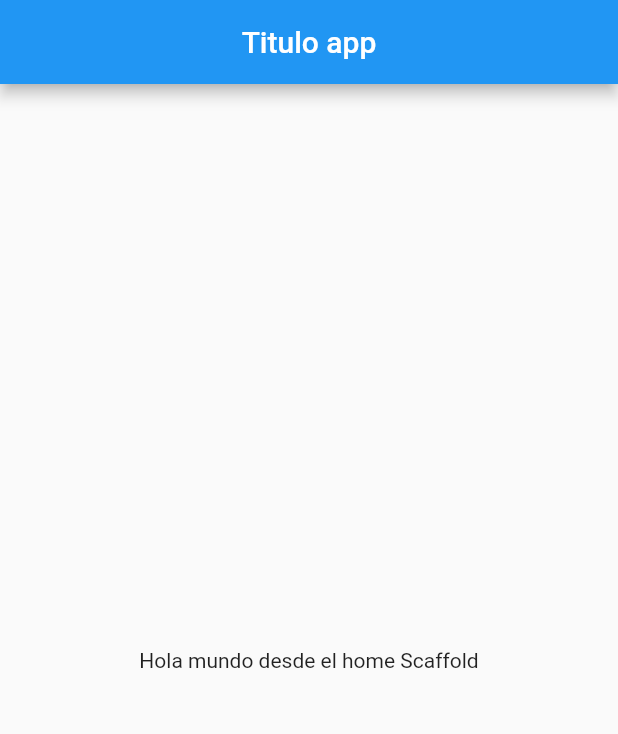
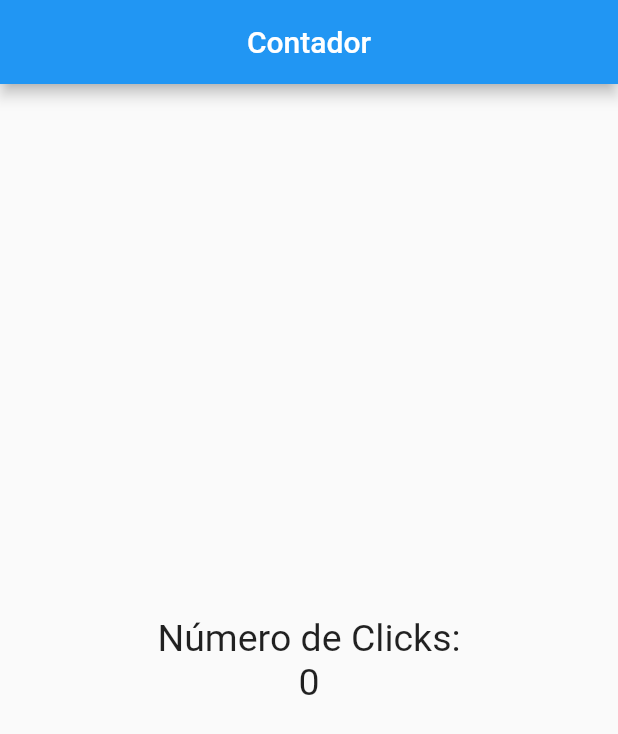
Before and after one commit to VicenteJSP/exampleFlutter, a Flutter app: the screen it shows after launch, on a phone screen of 412 x 824 dp. Shown: the top 734 px of the screen. Run offline on Flutter 3.47's test engine with Material 2 defaults, Android fonts, the phone set to English and light mode, and no system bars.

Commit message:
Agregando columnas y estilo a los textos

```diff
--- a/contador/lib/src/pages/home_page.dart
+++ b/contador/lib/src/pages/home_page.dart
@@ -1,14 +1,25 @@
 import 'package:flutter/material.dart';
 
 class HomePage extends StatelessWidget {
+
+  final estiloTexto = TextStyle( fontSize: 25.0);
+
   @override
   Widget build(BuildContext context) {
     return Scaffold(
       appBar: AppBar(
-        title: Text('Titulo app'),
+        title: Text('Contador'),
         centerTitle: true,
       ),
-      body: Center(child: Text('Hola mundo desde el home Scaffold'),),
+      body: Center(
+        child: Column(
+          children: <Widget>[
+            Text('Número de Clicks:', style: estiloTexto),
+            Text('0', style: estiloTexto),
+          ],
+          mainAxisAlignment: MainAxisAlignment.center,
+        ),
+      ),
     );
   }
 }
```
